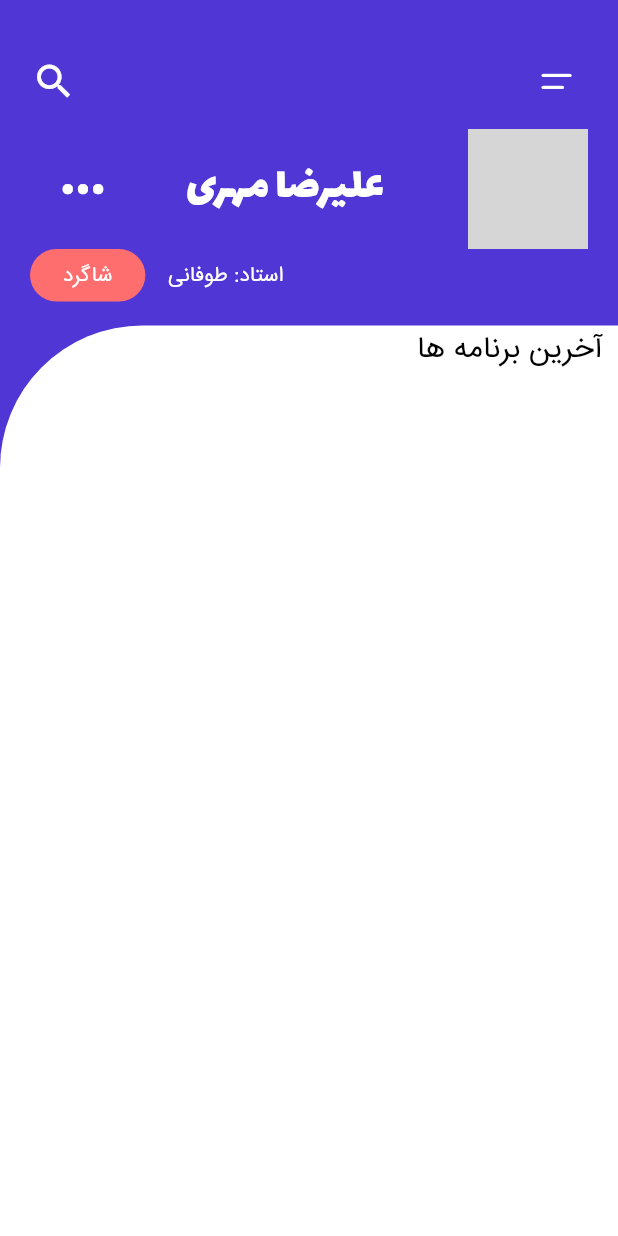
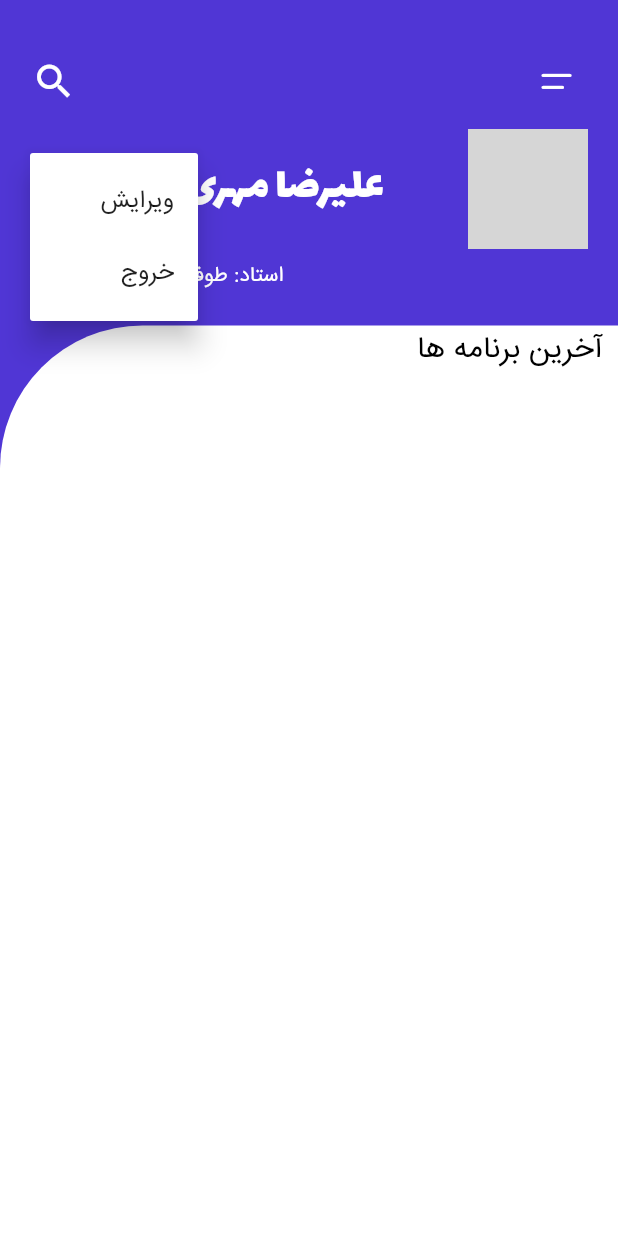
Before and after one commit to alireza-mehri/planner, a Flutter app: the Home screen opened directly, after a tap on an icon or button, on a phone screen of 412 x 824 dp. Run offline on Flutter 3.47's test engine with Material 2 defaults, Android fonts, the phone set to English and light mode, and no system bars; our stand-ins replace flare_flutter, font_awesome_flutter; network calls fail; project files that could hold a hidden picture were left out; grey boxes are pictures that could not be loaded.

```diff
--- a/planner/lib/ui/pages/Home.dart
+++ b/planner/lib/ui/pages/Home.dart
@@ -45,13 +45,34 @@ class _HomeState extends State<Home> {
                   mainAxisAlignment: MainAxisAlignment.spaceBetween,
                   children: <Widget>[
 
-                    IconButton(
+                    new PopupMenuButton<String>(
                       icon: Icon(
                         CustomIcons.option,
                         size: 12.0,
                         color: Colors.white,
                       ),
-                      onPressed: () {},
+                      color: Colors.white,
+                      onSelected: (String choice){print(choice);},
+                      itemBuilder: (BuildContext context){
+                        return [
+                          new PopupMenuItem(
+                            value: 'edit',
+                            child: new Row(
+                              mainAxisAlignment:  MainAxisAlignment.end,
+                              children: <Widget>[
+                              Text('ویرایش'),
+                            ],)
+                          ),
+                          new PopupMenuItem(
+                            value: 'exit',
+                            child: new Row(
+                              mainAxisAlignment:  MainAxisAlignment.end,
+                              children: <Widget>[
+                              Text('خروج'),
+                            ],)
+                          ),
+                        ];
+                      }
                     ),
                     Text("علیرضا مهری",
                         style: TextStyle(
```
